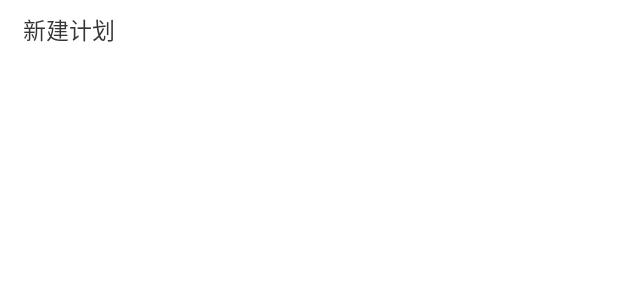
After one commit to jieyaozu/VIdeoEditTest, an Android app: the layout text_line.xml on its own in the app's theme, with its tools: preview values and no code run, on a phone screen of 412 x 824 dp. The commit adds this screen. Shown: the top 300 px of the screen. Run offline under Robolectric (Android 15) with nearby library versions, the phone set to English and light mode, and no system bars.

Commit message:
分组设置

```diff
--- a/app/src/main/java/com/yaozu/videoedittest/filter/ShowFilter.java
+++ b/app/src/main/java/com/yaozu/videoedittest/filter/ShowFilter.java
@@ -73,7 +73,7 @@ public class ShowFilter extends OESFilter {
     @Override
     public void drawFrame(int textureId) {
         super.drawFrame(textureId);
-        //mCenterFilter.drawFrame(centerTextureId);
+        mCenterFilter.drawFrame(centerTextureId);
     }
 
 
--- /dev/null
+++ b/app/src/main/res/layout/text_line.xml
@@ -0,0 +1,21 @@
+<?xml version="1.0" encoding="utf-8"?>
+<LinearLayout xmlns:android="http://schemas.android.com/apk/res/android"
+    android:layout_width="match_parent"
+    android:layout_height="match_parent"
+    android:background="#ffffff"
+    android:orientation="vertical">
+
+    <TextView
+        android:id="@+id/text_line_text"
+        android:layout_width="wrap_content"
+        android:layout_height="40dp"
+        android:drawablePadding="10dp"
+        android:ellipsize="marquee"
+        android:gravity="center_vertical"
+        android:paddingLeft="15dp"
+        android:paddingRight="15dp"
+        android:singleLine="true"
+        android:text="新建计划"
+        android:textColor="#363636"
+        android:textSize="15dp" />
+</LinearLayout>
--- /dev/null
+++ b/app/src/main/res/values/dimens.xml
@@ -0,0 +1,4 @@
+<?xml version="1.0" encoding="utf-8"?>
+<resources>
+    <dimen name="dimen_40">40dp</dimen>
+</resources>
```
Also changed, not shown: app/src/main/java/com/yaozu/videoedittest/BlurFilter2.java (+12 -2 lines), app/src/main/java/com/yaozu/videoedittest/MainActivity.java (+80 -0 lines), app/src/main/java/com/yaozu/videoedittest/VideoPreviewView.java (+6 -7 lines), app/src/main/java/com/yaozu/videoedittest/mode/BlurLevel.java (added, +22 -0 lines), app/src/main/res/layout/activity_main.xml (+7 -0 lines), 1 other file.
